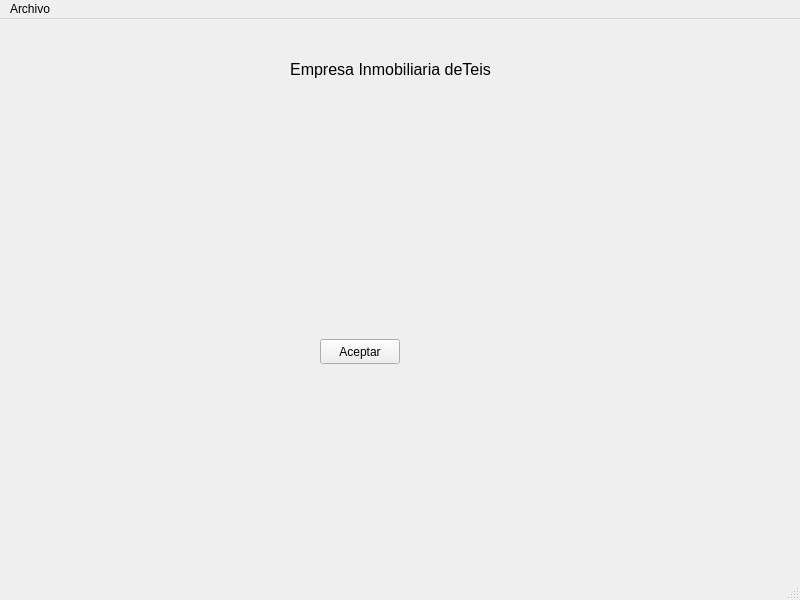
This is venPrincipal.ui in Semperz/ProyectoDI as Qt 5 draws it before an edit. The edited form follows.
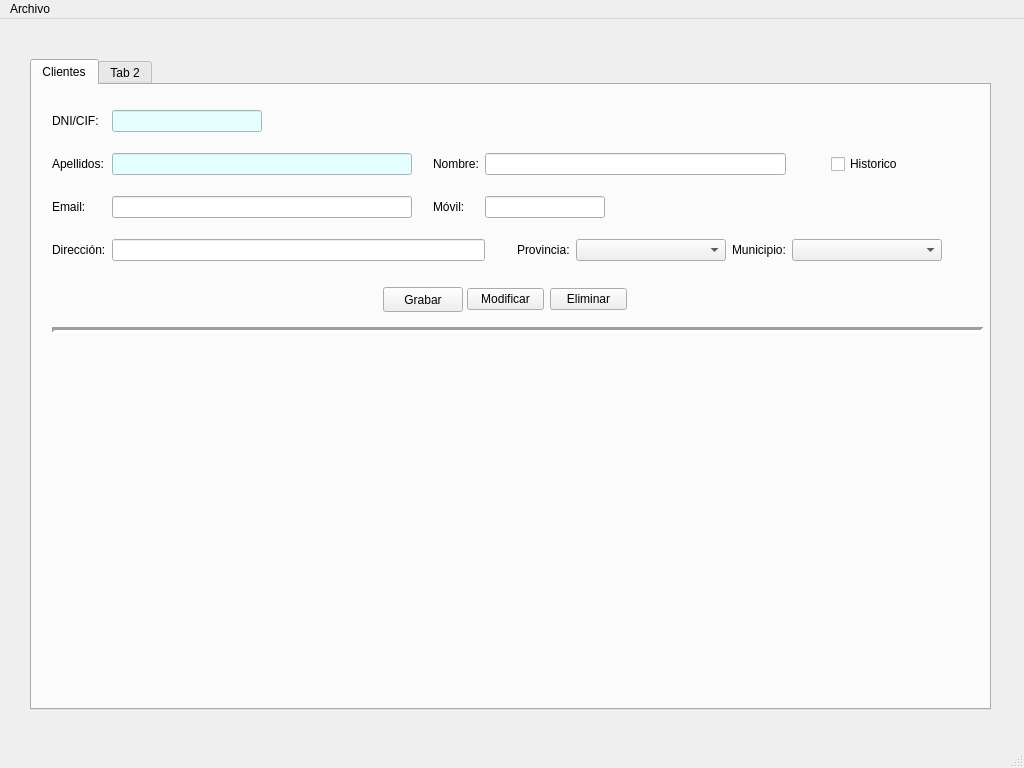
This is the edited form.

Commit message: feat(venPrincipal): add main panel

Diff of the .ui file:
```diff
--- a/venPrincipal.ui
+++ b/venPrincipal.ui
@@ -6,62 +6,343 @@
    <rect>
     <x>0</x>
     <y>0</y>
-    <width>800</width>
-    <height>600</height>
+    <width>1024</width>
+    <height>768</height>
    </rect>
   </property>
+  <property name="sizePolicy">
+   <sizepolicy hsizetype="Preferred" vsizetype="Preferred">
+    <horstretch>0</horstretch>
+    <verstretch>0</verstretch>
+   </sizepolicy>
+  </property>
   <property name="windowTitle">
    <string>InmoTeis</string>
   </property>
   <widget class="QWidget" name="centralwidget">
-   <widget class="QPushButton" name="pushButton">
+   <widget class="QTabWidget" name="panPrincipal">
     <property name="geometry">
      <rect>
-      <x>320</x>
-      <y>320</y>
-      <width>80</width>
-      <height>25</height>
+      <x>30</x>
+      <y>40</y>
+      <width>961</width>
+      <height>651</height>
      </rect>
     </property>
-    <property name="minimumSize">
-     <size>
-      <width>80</width>
-      <height>25</height>
-     </size>
+    <property name="currentIndex">
+     <number>0</number>
     </property>
-    <property name="maximumSize">
-     <size>
-      <width>80</width>
-      <height>25</height>
-     </size>
-    </property>
-    <property name="text">
-     <string>Aceptar</string>
-    </property>
-   </widget>
-   <widget class="QLabel" name="lblTitulo">
-    <property name="geometry">
-     <rect>
-      <x>220</x>
-      <y>20</y>
-      <width>341</width>
-      <height>61</height>
-     </rect>
-    </property>
-    <property name="font">
-     <font>
-      <pointsize>12</pointsize>
-     </font>
-    </property>
-    <property name="text">
-     <string>Empresa Inmobiliaria deTeis</string>
-    </property>
-    <property name="scaledContents">
-     <bool>true</bool>
-    </property>
-    <property name="alignment">
-     <set>Qt::AlignCenter</set>
-    </property>
+    <widget class="QWidget" name="tabClientes">
+     <attribute name="title">
+      <string>Clientes</string>
+     </attribute>
+     <widget class="Line" name="line">
+      <property name="geometry">
+       <rect>
+        <x>20</x>
+        <y>230</y>
+        <width>931</width>
+        <height>31</height>
+       </rect>
+      </property>
+      <property name="frameShadow">
+       <enum>QFrame::Sunken</enum>
+      </property>
+      <property name="lineWidth">
+       <number>3</number>
+      </property>
+      <property name="orientation">
+       <enum>Qt::Horizontal</enum>
+      </property>
+     </widget>
+     <widget class="QWidget" name="">
+      <property name="geometry">
+       <rect>
+        <x>351</x>
+        <y>201</y>
+        <width>244</width>
+        <height>27</height>
+       </rect>
+      </property>
+      <layout class="QHBoxLayout" name="horizontalLayout">
+       <item>
+        <widget class="QPushButton" name="btnGrabarcli">
+         <property name="minimumSize">
+          <size>
+           <width>80</width>
+           <height>25</height>
+          </size>
+         </property>
+         <property name="maximumSize">
+          <size>
+           <width>80</width>
+           <height>25</height>
+          </size>
+         </property>
+         <property name="text">
+          <string>Grabar</string>
+         </property>
+        </widget>
+       </item>
+       <item>
+        <widget class="QPushButton" name="btnModifcli">
+         <property name="text">
+          <string>Modificar</string>
+         </property>
+        </widget>
+       </item>
+       <item>
+        <widget class="QPushButton" name="btnDelcli">
+         <property name="text">
+          <string>Eliminar</string>
+         </property>
+        </widget>
+       </item>
+      </layout>
+     </widget>
+     <widget class="QWidget" name="">
+      <property name="geometry">
+       <rect>
+        <x>20</x>
+        <y>10</y>
+        <width>890</width>
+        <height>181</height>
+       </rect>
+      </property>
+      <layout class="QGridLayout" name="gridLayout">
+       <item row="1" column="2">
+        <spacer name="horizontalSpacer">
+         <property name="orientation">
+          <enum>Qt::Horizontal</enum>
+         </property>
+         <property name="sizeType">
+          <enum>QSizePolicy::Fixed</enum>
+         </property>
+         <property name="sizeHint" stdset="0">
+          <size>
+           <width>20</width>
+           <height>20</height>
+          </size>
+         </property>
+        </spacer>
+       </item>
+       <item row="2" column="2">
+        <spacer name="horizontalSpacer_2">
+         <property name="orientation">
+          <enum>Qt::Horizontal</enum>
+         </property>
+         <property name="sizeType">
+          <enum>QSizePolicy::Fixed</enum>
+         </property>
+         <property name="sizeHint" stdset="0">
+          <size>
+           <width>20</width>
+           <height>20</height>
+          </size>
+         </property>
+        </spacer>
+       </item>
+       <item row="0" column="0">
+        <widget class="QLabel" name="lblDnicli">
+         <property name="text">
+          <string>DNI/CIF:</string>
+         </property>
+        </widget>
+       </item>
+       <item row="0" column="1">
+        <widget class="QLineEdit" name="txtDnicli">
+         <property name="minimumSize">
+          <size>
+           <width>120</width>
+           <height>0</height>
+          </size>
+         </property>
+         <property name="maximumSize">
+          <size>
+           <width>150</width>
+           <height>16777215</height>
+          </size>
+         </property>
+         <property name="styleSheet">
+          <string notr="true">background-color:rgb(229, 255, 255);</string>
+         </property>
+        </widget>
+       </item>
+       <item row="1" column="9" alignment="Qt::AlignHCenter">
+        <widget class="QCheckBox" name="chkHistoriacli">
+         <property name="text">
+          <string>Historico</string>
+         </property>
+        </widget>
+       </item>
+       <item row="2" column="0">
+        <widget class="QLabel" name="lblEmailcli">
+         <property name="text">
+          <string>Email:</string>
+         </property>
+        </widget>
+       </item>
+       <item row="2" column="1">
+        <widget class="QLineEdit" name="txtEmailcli">
+         <property name="minimumSize">
+          <size>
+           <width>300</width>
+           <height>0</height>
+          </size>
+         </property>
+        </widget>
+       </item>
+       <item row="2" column="4" colspan="4">
+        <widget class="QLineEdit" name="txtMovilcli">
+         <property name="minimumSize">
+          <size>
+           <width>120</width>
+           <height>0</height>
+          </size>
+         </property>
+         <property name="maximumSize">
+          <size>
+           <width>80</width>
+           <height>16777215</height>
+          </size>
+         </property>
+         <property name="text">
+          <string/>
+         </property>
+        </widget>
+       </item>
+       <item row="1" column="4" colspan="5">
+        <widget class="QLineEdit" name="txtNomcli">
+         <property name="minimumSize">
+          <size>
+           <width>300</width>
+           <height>0</height>
+          </size>
+         </property>
+        </widget>
+       </item>
+       <item row="3" column="6">
+        <widget class="QLabel" name="lblProvcli">
+         <property name="text">
+          <string>Provincia:</string>
+         </property>
+        </widget>
+       </item>
+       <item row="2" column="3">
+        <widget class="QLabel" name="lblMovilcli">
+         <property name="text">
+          <string>Móvil:</string>
+         </property>
+        </widget>
+       </item>
+       <item row="1" column="0">
+        <widget class="QLabel" name="lblApelcli">
+         <property name="text">
+          <string>Apellidos:</string>
+         </property>
+        </widget>
+       </item>
+       <item row="1" column="1">
+        <widget class="QLineEdit" name="txtApelcli">
+         <property name="minimumSize">
+          <size>
+           <width>300</width>
+           <height>0</height>
+          </size>
+         </property>
+         <property name="styleSheet">
+          <string notr="true">background-color:rgb(229, 255, 255);</string>
+         </property>
+        </widget>
+       </item>
+       <item row="3" column="1" colspan="4">
+        <widget class="QLineEdit" name="txtDircli">
+         <property name="minimumSize">
+          <size>
+           <width>300</width>
+           <height>0</height>
+          </size>
+         </property>
+        </widget>
+       </item>
+       <item row="3" column="7">
+        <widget class="QComboBox" name="cmbProvcli">
+         <property name="minimumSize">
+          <size>
+           <width>150</width>
+           <height>0</height>
+          </size>
+         </property>
+        </widget>
+       </item>
+       <item row="1" column="3">
+        <widget class="QLabel" name="lblNomcli">
+         <property name="text">
+          <string>Nombre:</string>
+         </property>
+        </widget>
+       </item>
+       <item row="3" column="0">
+        <widget class="QLabel" name="lblDircli">
+         <property name="text">
+          <string>Dirección:</string>
+         </property>
+        </widget>
+       </item>
+       <item row="3" column="8">
+        <widget class="QLabel" name="lblMunicli">
+         <property name="text">
+          <string>Municipio:</string>
+         </property>
+        </widget>
+       </item>
+       <item row="3" column="9">
+        <widget class="QComboBox" name="cmbMunicli">
+         <property name="minimumSize">
+          <size>
+           <width>150</width>
+           <height>0</height>
+          </size>
+         </property>
+        </widget>
+       </item>
+       <item row="3" column="5">
+        <spacer name="horizontalSpacer_3">
+         <property name="orientation">
+          <enum>Qt::Horizontal</enum>
+         </property>
+         <property name="sizeType">
+          <enum>QSizePolicy::Fixed</enum>
+         </property>
+         <property name="sizeHint" stdset="0">
+          <size>
+           <width>20</width>
+           <height>20</height>
+          </size>
+         </property>
+        </spacer>
+       </item>
+      </layout>
+     </widget>
+    </widget>
+    <widget class="QWidget" name="tabConstruccion">
+     <attribute name="title">
+      <string>Tab 2</string>
+     </attribute>
+     <widget class="QLabel" name="label">
+      <property name="geometry">
+       <rect>
+        <x>400</x>
+        <y>270</y>
+        <width>131</width>
+        <height>31</height>
+       </rect>
+      </property>
+      <property name="text">
+       <string>PANEL EN CONSTRUCCIÓN</string>
+      </property>
+     </widget>
+    </widget>
    </widget>
   </widget>
   <widget class="QMenuBar" name="menubar">
@@ -69,7 +350,7 @@
     <rect>
      <x>0</x>
      <y>0</y>
-     <width>800</width>
+     <width>1024</width>
      <height>21</height>
     </rect>
    </property>
```
Left out of the diff: 1 changed line with no effect on the pictures. The commit also changes 3 other files.
